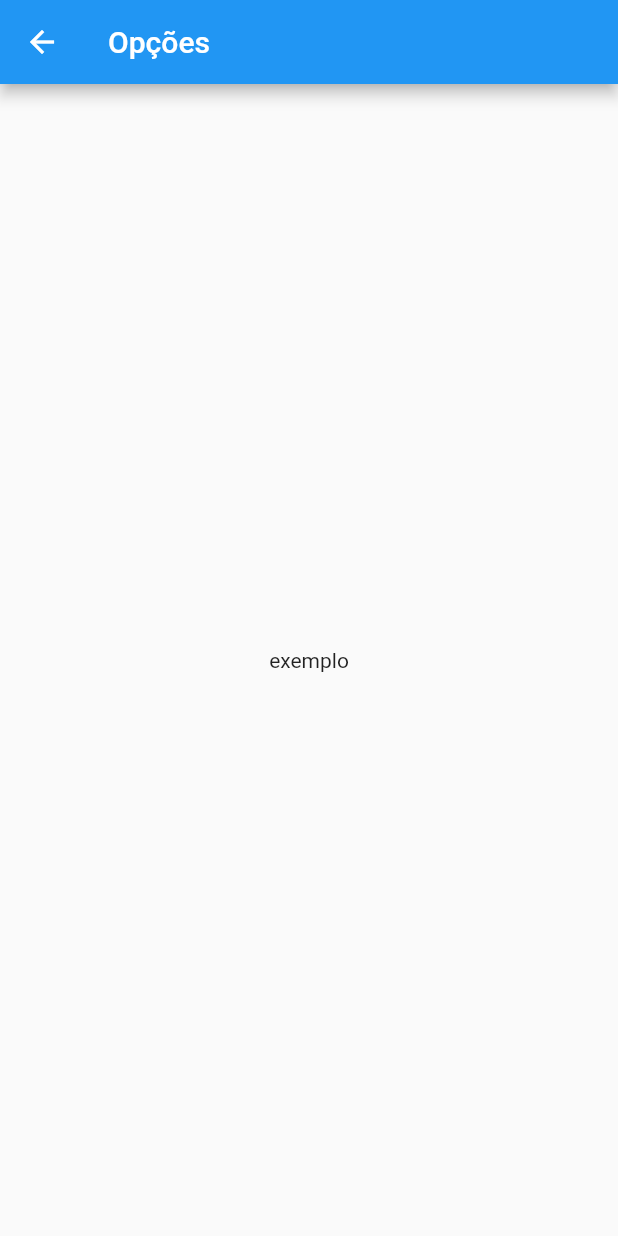
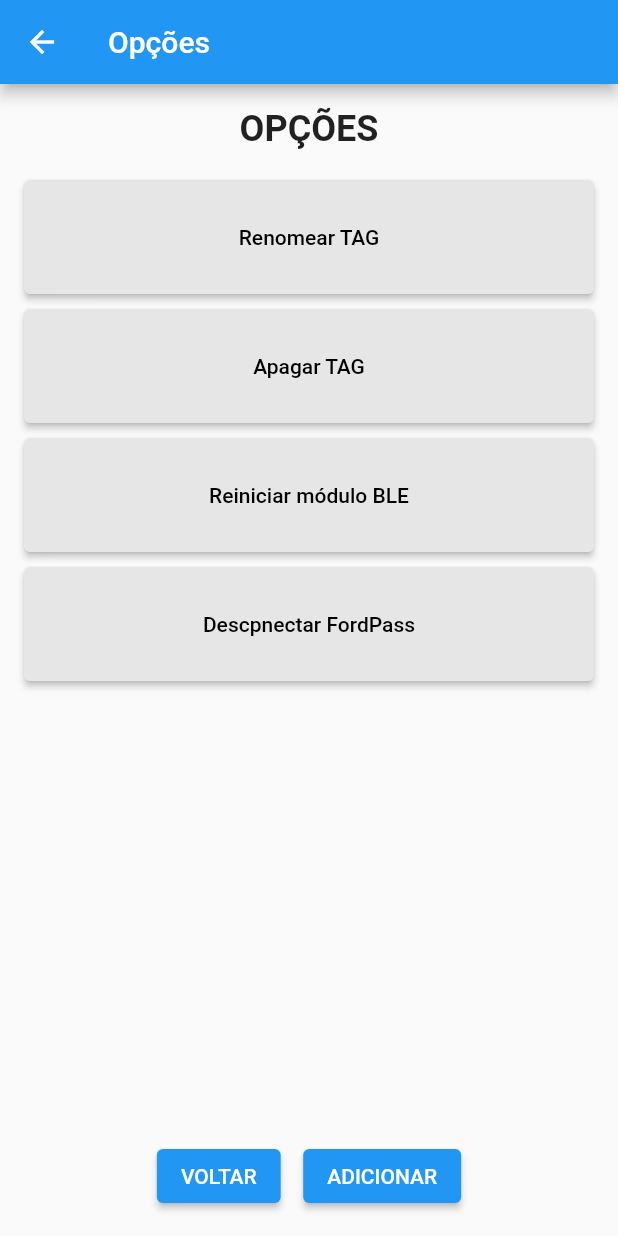
Before and after one commit to naschwertner/BlueBoots-demo-app-Ford, a Flutter app: the OpcoesPage screen opened directly, on a phone screen of 412 x 824 dp. Run offline on Flutter 3.47's test engine with Material 2 defaults, Android fonts, the phone set to English and light mode, and no system bars.

Commit message:
adiciona tela opcoes

```diff
--- a/lib/opcoes.dart
+++ b/lib/opcoes.dart
@@ -1,14 +1,91 @@
 import 'package:flutter/material.dart';
 
-class OpcoesPage extends StatelessWidget {
+class OpcoesPage extends StatefulWidget {
+  @override
+  _OpcoesPageState createState() => _OpcoesPageState();
+}
+
+class _OpcoesPageState extends State<OpcoesPage> {
+  int? selectedButton; // Para rastrear qual botão foi selecionado
+
+  // Lista de nomes para os botões
+  final List<String> buttonNames = [
+    'Renomear TAG',
+    'Apagar TAG',
+    'Reiniciar módulo BLE',
+    'Descpnectar FordPass'
+  ];
+
   @override
   Widget build(BuildContext context) {
     return Scaffold(
       appBar: AppBar(
         title: Text('Opções'),
       ),
-      body: Center(
-        child: Text('exemplo'),
+      body: Padding(
+        padding: const EdgeInsets.all(16.0),
+        child: Column(
+          children: <Widget>[
+            Text(
+              'OPÇÕES',
+              style: TextStyle(fontSize: 24, fontWeight: FontWeight.bold),
+              textAlign: TextAlign.center,
+            ),
+            SizedBox(height: 20), // Espaço adicionado após o "OPÇÕES"
+            Expanded(
+              child: ListView.separated(
+                itemCount: buttonNames.length,
+                separatorBuilder: (context, index) =>
+                    SizedBox(height: 10), // Aumentando o espaço entre os botões
+                itemBuilder: (context, index) => ElevatedButton(
+                  style: ButtonStyle(
+                    backgroundColor: MaterialStateProperty.resolveWith<Color>(
+                      (Set<MaterialState> states) {
+                        if (selectedButton == index)
+                          return Color.fromARGB(
+                              255, 255, 176, 73); // Se selecionado
+                        return const Color.fromARGB(
+                            255, 230, 230, 230); // Senão
+                      },
+                    ),
+                    foregroundColor: MaterialStateProperty.all<Color>(
+                        Colors.black), // Cor da letra
+                    padding: MaterialStateProperty.all<EdgeInsetsGeometry>(
+                        EdgeInsets.symmetric(
+                            vertical: 30)), // Tornando os botões mais largos
+                  ),
+                  onPressed: () {
+                    setState(() {
+                      selectedButton =
+                          index; // Altera o botão selecionado ao pressionar
+                    });
+                  },
+                  child: Text(buttonNames[
+                      index]), // Usando o nome da lista de nomes para os botões
+                ),
+              ),
+            ),
+            SizedBox(height: 20), // Espaço antes dos botões inferiores
+            Row(
+              mainAxisAlignment: MainAxisAlignment.center,
+              children: <Widget>[
+                ElevatedButton(
+                  onPressed: () {
+                    // Ação do botão 1
+                  },
+                  child: Text('VOLTAR'),
+                ),
+                SizedBox(width: 15),
+                ElevatedButton(
+                  onPressed: () {
+                    // Ação do botão 2
+                  },
+                  child: Text('ADICIONAR'),
+                ),
+              ],
+            ),
+          ],
+        ),
       ),
     );
   }
```
